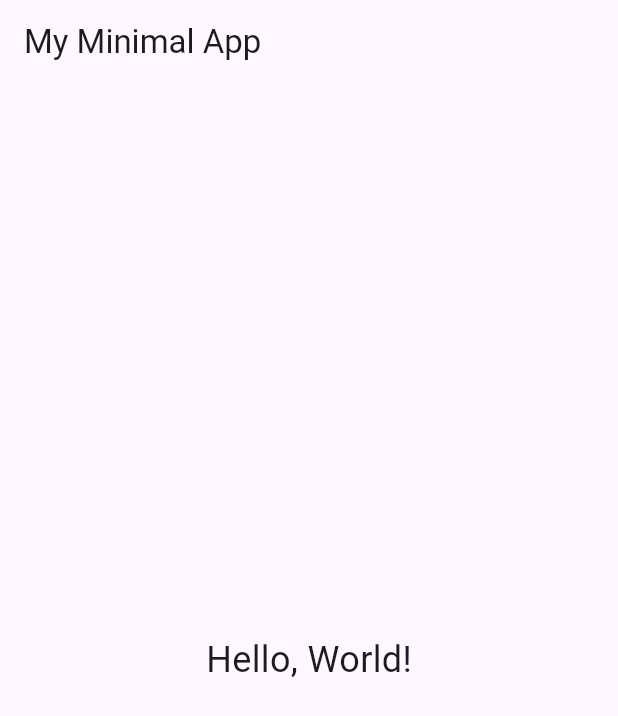
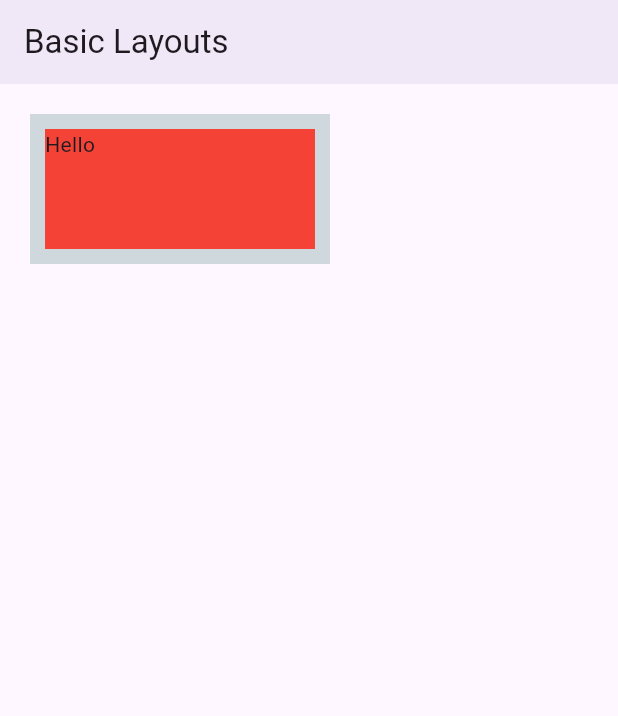
Before and after one commit to UnicomTIC-Jerobert/flutter-learning-journey, a Flutter app: the screen it shows after launch, on a phone screen of 412 x 824 dp. Shown: the top 716 px of the screen. Run offline on Flutter 3.47's test engine with Material 3 defaults, Android fonts, the phone set to English and light mode, and no system bars.

Commit message:
learned about container

```diff
--- a/lib/main.dart
+++ b/lib/main.dart
@@ -1,50 +1,46 @@
-// The 'material.dart' library contains all the core Material Design widgets
-// like MaterialApp, Scaffold, AppBar, Text, etc.
+// lib/main.dart
 import 'package:flutter/material.dart';
 
-// The main() function is the entry point for all Dart applications, just like
-// in Java or C#. Flutter execution starts here.
-void main() {
-  // runApp() is a built-in Flutter function that takes a Widget and makes it
-  // the root of the widget tree. This inflates the given widget and attaches
-  // it to the screen.
-  runApp(const MyApp());
-}
+void main() => runApp(const MyApp());
 
-// In Flutter, everything is a widget. Your application itself is a widget.
-// We create our root widget, MyApp.
-// It's a StatelessWidget because the app itself doesn't hold any state that
-// changes over time. It just defines the app's theme and initial route.
 class MyApp extends StatelessWidget {
-  // 'const' constructor. This is a performance optimization. If the widget
-  // is created with the same arguments, Dart can reuse the existing instance.
   const MyApp({super.key});
 
-  // The 'build' method is the most important method in any widget.
-  // It describes the widget's part of the user interface.
-  // Flutter calls this method whenever it needs to render the widget.
-  // It's conceptually similar to React's `render()` method.
   @override
   Widget build(BuildContext context) {
-    // MaterialApp is a fundamental root widget. It sets up a lot of things
-    // you need for a typical application:
-    // - Navigation / Routing
-    // - Theming (colors, fonts, etc.)
-    // - It's the parent for other key widgets like Scaffold.
     return MaterialApp(
-      // The 'home' property defines the default screen (the widget for the '/' route).
-      // We are providing a Scaffold widget as our home screen.
+      // Let's remove the debug banner for a cleaner look
+      debugShowCheckedModeBanner: false,
       home: Scaffold(
-        // Scaffold is a widget that implements the basic Material Design
-        // visual layout structure. It provides APIs for showing app bars,
-        // drawers, snack bars, and most importantly, a 'body'.
-        appBar: AppBar(title: const Text('My Minimal App')),
-        // The 'body' is the primary content of the Scaffold, shown below the AppBar.
-        // We'll just put a centered piece of text here for now.
-        body: const Center(
-          child: Text('Hello, World!', style: TextStyle(fontSize: 24)),
+        appBar: AppBar(
+          title: const Text('Basic Layouts'),
+          elevation: 4.0, // Adds a subtle shadow to the app bar
         ),
+        // We will build our layout in a separate widget for cleanliness.
+        body: BasicLayoutScreen(),
       ),
     );
   }
 }
+
+// This is where we will do all our work for this lesson.
+class BasicLayoutScreen extends StatelessWidget {
+  const BasicLayoutScreen({super.key});
+
+  @override
+  Widget build(BuildContext context) {
+    // For now, it's just an empty container.
+    return Container(
+      // Styling properties
+      color: Colors.blueGrey[100], // A light grey-blue background color
+      margin: const EdgeInsets.all(20.0), // Outer space (like CSS margin)
+      padding: const EdgeInsets.all(10.0), // Inner space (like CSS padding)
+      // Sizing properties
+      width: 200.0,
+      height: 100.0,
+
+      // The widget to place inside the container
+      child: Container(color: Colors.red, child: const Text('Hello')),
+    );
+  }
+}
```
